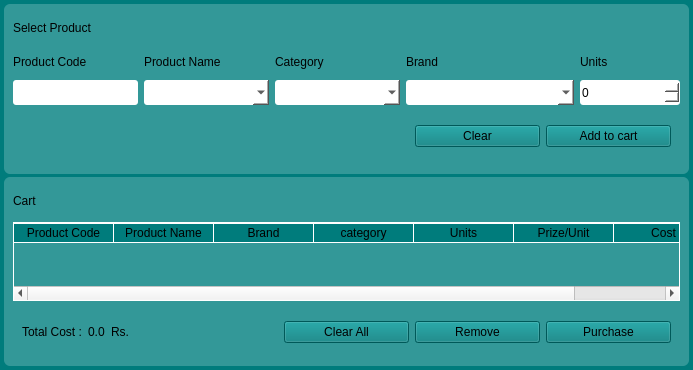
This is ui/Purchase.ui in sarin32/Supermarket-Inventory-and-Sales-Management-System as Qt 5 draws it before an edit. The edited form follows.
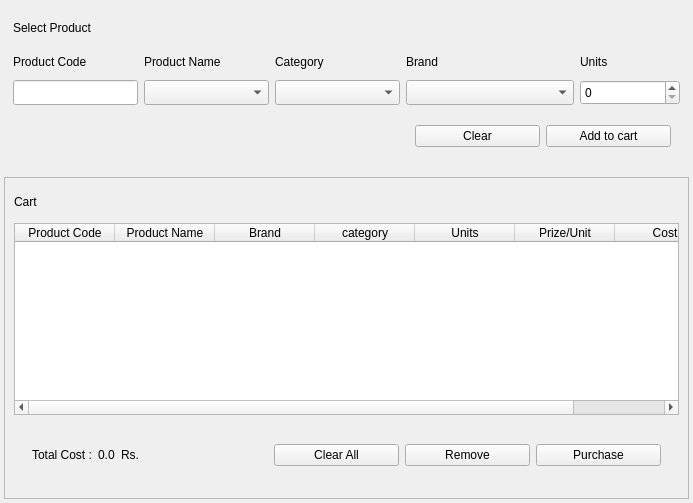
This is the edited form.

What changed in the file:
```diff
--- a/ui/Purchase.ui
+++ b/ui/Purchase.ui
@@ -2,77 +2,11 @@
 <ui version="4.0">
  <class>purchase</class>
  <widget class="QWidget" name="purchase">
-  <property name="geometry">
-   <rect>
-    <x>0</x>
-    <y>0</y>
-    <width>693</width>
-    <height>370</height>
-   </rect>
-  </property>
-  <property name="windowTitle">
-   <string>Form</string>
-  </property>
   <property name="styleSheet">
-   <string notr="true">QWidget#purchase{
-	background-color:rgb(0, 124, 124);
-}
-QLabel{
-	font: 15px  &quot;Centular&quot;;
-}
-QPushButton{
-	font: 15px  &quot;Centular&quot;;
-	background-color:rgb(0, 124, 124);
-}
-
-QLabel#h_1 ,QLabel#h_2, QLabel#h_3{
-	font: bold 16px  &quot;Centular&quot;;
-}
-
-QFrame#mainframe_1, QFrame#mainframe_2,  QFrame#mainframe_3{
-	background-color:rgb(51, 152, 152);
-	border-radius:6px;
-}
-
-QComboBox,QSpinBox,QLineEdit{
-	background-color:rgb(255, 255, 255);
-	color:#000;
-	border-radius:3px;
-}
-QMessageBox{
-	background-color: rgb(51, 152, 152);
-}
-
-QTableWidget
-{
-	gridline-color: #ffffff;
-	background-color: transparent;
-	border:1px solid rgb(255, 255, 255);
-	font: 13px  &quot;Centular&quot;;
-}
-QHeaderView {
-	background-color: transparent;
-}
-QHeaderView::section {
-	background-color: rgb(0, 124, 124);
-	font: bold 13px  &quot;Centular&quot; ;
-	border-bottom: 1px solid #fff;
-    border-right: 1px solid #fff;
-}
-QHeaderView::section:horizontal
-{
-    border-top: 1px solid #fff;
-}
-QHeaderView::section:vertical
-{
-    border-left: 1px solid #fff;
-}
-QTableWidget::item::selected 
-{
- Color:#000; 
- Background: #fff;
-}
- </string>
+   <string notr="true"/>
+  </property>
+  <property name="type" stdset="0">
+   <string>main</string>
   </property>
   <layout class="QGridLayout" name="gridLayout">
    <property name="leftMargin">
@@ -90,8 +24,237 @@
    <property name="spacing">
     <number>3</number>
    </property>
-   <item row="0" column="0">
-    <widget class="QFrame" name="mainframe_1">
+   <item row="2" column="0">
+    <widget class="QFrame" name="frame_3">
+     <property name="frameShape">
+      <enum>QFrame::StyledPanel</enum>
+     </property>
+     <property name="frameShadow">
+      <enum>QFrame::Raised</enum>
+     </property>
+     <property name="type" stdset="0">
+      <string>mainframe</string>
+     </property>
+     <layout class="QGridLayout" name="gridLayout_4">
+      <item row="2" column="0">
+       <widget class="QFrame" name="frame_2">
+        <property name="enabled">
+         <bool>true</bool>
+        </property>
+        <layout class="QHBoxLayout" name="horizontalLayout_4">
+         <item alignment="Qt::AlignLeft">
+          <widget class="QFrame" name="frame_5">
+           <property name="minimumSize">
+            <size>
+             <width>0</width>
+             <height>30</height>
+            </size>
+           </property>
+           <property name="maximumSize">
+            <size>
+             <width>16777215</width>
+             <height>30</height>
+            </size>
+           </property>
+           <layout class="QHBoxLayout" name="horizontalLayout_2">
+            <item>
+             <widget class="QLabel" name="labelTotal">
+              <property name="text">
+               <string>Total Cost :</string>
+              </property>
+             </widget>
+            </item>
+            <item>
+             <widget class="QLabel" name="labelCost">
+              <property name="text">
+               <string>0.0</string>
+              </property>
+              <property name="type" stdset="0">
+               <string>bold</string>
+              </property>
+             </widget>
+            </item>
+            <item>
+             <widget class="QLabel" name="labelRs">
+              <property name="text">
+               <string>Rs.</string>
+              </property>
+             </widget>
+            </item>
+           </layout>
+          </widget>
+         </item>
+         <item alignment="Qt::AlignRight">
+          <widget class="QFrame" name="frame_4">
+           <property name="minimumSize">
+            <size>
+             <width>0</width>
+             <height>50</height>
+            </size>
+           </property>
+           <property name="maximumSize">
+            <size>
+             <width>16777215</width>
+             <height>50</height>
+            </size>
+           </property>
+           <layout class="QHBoxLayout" name="horizontalLayout_3">
+            <item>
+             <widget class="QPushButton" name="buttonClearAll">
+              <property name="minimumSize">
+               <size>
+                <width>125</width>
+                <height>0</height>
+               </size>
+              </property>
+              <property name="maximumSize">
+               <size>
+                <width>125</width>
+                <height>16777215</height>
+               </size>
+              </property>
+              <property name="cursor">
+               <cursorShape>PointingHandCursor</cursorShape>
+              </property>
+              <property name="text">
+               <string>Clear All</string>
+              </property>
+             </widget>
+            </item>
+            <item>
+             <widget class="QPushButton" name="buttonRemove">
+              <property name="minimumSize">
+               <size>
+                <width>125</width>
+                <height>0</height>
+               </size>
+              </property>
+              <property name="maximumSize">
+               <size>
+                <width>125</width>
+                <height>16777215</height>
+               </size>
+              </property>
+              <property name="cursor">
+               <cursorShape>PointingHandCursor</cursorShape>
+              </property>
+              <property name="text">
+               <string>Remove</string>
+              </property>
+             </widget>
+            </item>
+            <item>
+             <widget class="QPushButton" name="buttonPurchase">
+              <property name="minimumSize">
+               <size>
+                <width>125</width>
+                <height>0</height>
+               </size>
+              </property>
+              <property name="maximumSize">
+               <size>
+                <width>125</width>
+                <height>16777215</height>
+               </size>
+              </property>
+              <property name="cursor">
+               <cursorShape>PointingHandCursor</cursorShape>
+              </property>
+              <property name="text">
+               <string>Purchase</string>
+              </property>
+             </widget>
+            </item>
+           </layout>
+          </widget>
+         </item>
+        </layout>
+       </widget>
+      </item>
+      <item row="1" column="0">
+       <widget class="QTableWidget" name="tableCart">
+        <property name="maximumSize">
+         <size>
+          <width>800</width>
+          <height>16777215</height>
+         </size>
+        </property>
+        <property name="editTriggers">
+         <set>QAbstractItemView::NoEditTriggers</set>
+        </property>
+        <property name="selectionMode">
+         <enum>QAbstractItemView::SingleSelection</enum>
+        </property>
+        <property name="selectionBehavior">
+         <enum>QAbstractItemView::SelectRows</enum>
+        </property>
+        <attribute name="verticalHeaderVisible">
+         <bool>false</bool>
+        </attribute>
+        <column>
+         <property name="text">
+          <string>Product Code</string>
+         </property>
+        </column>
+        <column>
+         <property name="text">
+          <string>Product Name</string>
+         </property>
+        </column>
+        <column>
+         <property name="text">
+          <string>Brand</string>
+         </property>
+        </column>
+        <column>
+         <property name="text">
+          <string>category</string>
+         </property>
+        </column>
+        <column>
+         <property name="text">
+          <string>Units</string>
+         </property>
+        </column>
+        <column>
+         <property name="text">
+          <string>Prize/Unit</string>
+         </property>
+        </column>
+        <column>
+         <property name="text">
+          <string>Cost</string>
+         </property>
+        </column>
+       </widget>
+      </item>
+      <item row="0" column="0">
+       <widget class="QLabel" name="label_7">
+        <property name="minimumSize">
+         <size>
+          <width>0</width>
+          <height>30</height>
+         </size>
+        </property>
+        <property name="maximumSize">
+         <size>
+          <width>16777215</width>
+          <height>30</height>
+         </size>
+        </property>
+        <property name="text">
+         <string>Cart</string>
+        </property>
+        <property name="type" stdset="0">
+         <string>heading</string>
+        </property>
+       </widget>
+      </item>
+     </layout>
+    </widget>
+   </item>
+   <item row="1" column="0">
+    <widget class="QFrame" name="frame">
      <property name="minimumSize">
       <size>
        <width>0</width>
@@ -104,15 +267,12 @@
        <height>170</height>
       </size>
      </property>
-     <property name="styleSheet">
-      <string notr="true"/>
+     <property name="type" stdset="0">
+      <string>mainframe</string>
      </property>
      <layout class="QGridLayout" name="gridLayout_2">
       <item row="6" column="4">
-       <widget class="QLabel" name="labelUnits">
-        <property name="styleSheet">
-         <string notr="true"/>
-        </property>
+       <widget class="QLabel" name="label_6">
         <property name="text">
          <string>Units</string>
         </property>
@@ -141,10 +301,7 @@
        </widget>
       </item>
       <item row="6" column="3">
-       <widget class="QLabel" name="labelBrand">
-        <property name="styleSheet">
-         <string notr="true"/>
-        </property>
+       <widget class="QLabel" name="label_2">
         <property name="text">
          <string>Brand</string>
         </property>
@@ -167,9 +324,6 @@
           <height>30</height>
          </size>
         </property>
-        <property name="styleSheet">
-         <string notr="true"/>
-        </property>
         <property name="text">
          <string>Select Product</string>
         </property>
@@ -196,9 +350,6 @@
           <height>50</height>
          </size>
         </property>
-        <property name="styleSheet">
-         <string notr="true"/>
-        </property>
         <layout class="QHBoxLayout" name="horizontalLayout">
          <item>
           <widget class="QPushButton" name="buttonClear">
@@ -267,10 +418,7 @@
        </widget>
       </item>
       <item row="6" column="2">
-       <widget class="QLabel" name="labelCategory">
-        <property name="styleSheet">
-         <string notr="true"/>
-        </property>
+       <widget class="QLabel" name="label_3">
         <property name="text">
          <string>Category</string>
         </property>
@@ -297,19 +445,13 @@
           <height>25</height>
          </size>
         </property>
-        <property name="styleSheet">
-         <string notr="true"/>
-        </property>
         <property name="text">
          <string>Product Name</string>
         </property>
        </widget>
       </item>
       <item row="6" column="0">
-       <widget class="QLabel" name="labelCode">
-        <property name="styleSheet">
-         <string notr="true"/>
-        </property>
+       <widget class="QLabel" name="label_5">
         <property name="text">
          <string>Product Code</string>
         </property>
@@ -334,223 +476,6 @@
      </layout>
     </widget>
    </item>
-   <item row="1" column="0">
-    <widget class="QFrame" name="mainframe_2">
-     <property name="enabled">
-      <bool>true</bool>
-     </property>
-     <property name="styleSheet">
-      <string notr="true"/>
-     </property>
-     <layout class="QGridLayout" name="gridLayout_4">
-      <item row="3" column="0" alignment="Qt::AlignLeft">
-       <widget class="QFrame" name="frameCost">
-        <property name="minimumSize">
-         <size>
-          <width>0</width>
-          <height>30</height>
-         </size>
-        </property>
-        <property name="maximumSize">
-         <size>
-          <width>16777215</width>
-          <height>30</height>
-         </size>
-        </property>
-        <layout class="QHBoxLayout" name="horizontalLayout_2">
-         <item>
-          <widget class="QLabel" name="labelTotal">
-           <property name="styleSheet">
-            <string notr="true"/>
-           </property>
-           <property name="text">
-            <string>Total Cost :</string>
-           </property>
-          </widget>
-         </item>
-         <item>
-          <widget class="QLabel" name="labelCost">
-           <property name="styleSheet">
-            <string notr="true"/>
-           </property>
-           <property name="text">
-            <string>0.0</string>
-           </property>
-          </widget>
-         </item>
-         <item>
-          <widget class="QLabel" name="labelRs">
-           <property name="styleSheet">
-            <string notr="true"/>
-           </property>
-           <property name="text">
-            <string>Rs.</string>
-           </property>
-          </widget>
-         </item>
-        </layout>
-       </widget>
-      </item>
-      <item row="3" column="1" alignment="Qt::AlignRight">
-       <widget class="QFrame" name="frameCartButtons">
-        <property name="minimumSize">
-         <size>
-          <width>0</width>
-          <height>50</height>
-         </size>
-        </property>
-        <property name="maximumSize">
-         <size>
-          <width>16777215</width>
-          <height>50</height>
-         </size>
-        </property>
-        <layout class="QHBoxLayout" name="horizontalLayout_3">
-         <item>
-          <widget class="QPushButton" name="buttonClearAll">
-           <property name="minimumSize">
-            <size>
-             <width>125</width>
-             <height>0</height>
-            </size>
-           </property>
-           <property name="maximumSize">
-            <size>
-             <width>125</width>
-             <height>16777215</height>
-            </size>
-           </property>
-           <property name="cursor">
-            <cursorShape>PointingHandCursor</cursorShape>
-           </property>
-           <property name="text">
-            <string>Clear All</string>
-           </property>
-          </widget>
-         </item>
-         <item>
-          <widget class="QPushButton" name="buttonRemove">
-           <property name="minimumSize">
-            <size>
-             <width>125</width>
-             <height>0</height>
-            </size>
-           </property>
-           <property name="maximumSize">
-            <size>
-             <width>125</width>
-             <height>16777215</height>
-            </size>
-           </property>
-           <property name="cursor">
-            <cursorShape>PointingHandCursor</cursorShape>
-           </property>
-           <property name="text">
-            <string>Remove</string>
-           </property>
-          </widget>
-         </item>
-         <item>
-          <widget class="QPushButton" name="buttonPurchase">
-           <property name="minimumSize">
-            <size>
-             <width>125</width>
-             <height>0</height>
-            </size>
-           </property>
-           <property name="maximumSize">
-            <size>
-             <width>125</width>
-             <height>16777215</height>
-            </size>
-           </property>
-           <property name="cursor">
-            <cursorShape>PointingHandCursor</cursorShape>
-           </property>
-           <property name="text">
-            <string>Purchase</string>
-           </property>
-          </widget>
-         </item>
-        </layout>
-       </widget>
-      </item>
-      <item row="2" column="0" colspan="2" alignment="Qt::AlignHCenter">
-       <widget class="QTableWidget" name="tableCart">
-        <property name="sizeAdjustPolicy">
-         <enum>QAbstractScrollArea::AdjustToContentsOnFirstShow</enum>
-        </property>
-        <property name="editTriggers">
-         <set>QAbstractItemView::NoEditTriggers</set>
-        </property>
-        <property name="selectionMode">
-         <enum>QAbstractItemView::SingleSelection</enum>
-        </property>
-        <property name="selectionBehavior">
-         <enum>QAbstractItemView::SelectRows</enum>
-        </property>
-        <column>
-         <property name="text">
-          <string>Product Code</string>
-         </property>
-        </column>
-        <column>
-         <property name="text">
-          <string>Product Name</string>
-         </property>
-        </column>
-        <column>
-         <property name="text">
-          <string>Brand</string>
-         </property>
-        </column>
-        <column>
-         <property name="text">
-          <string>category</string>
-         </property>
-        </column>
-        <column>
-         <property name="text">
-          <string>Units</string>
-         </property>
-        </column>
-        <column>
-         <property name="text">
-          <string>Prize/Unit</string>
-         </property>
-        </column>
-        <column>
-         <property name="text">
-          <string>Cost</string>
-         </property>
-        </column>
-       </widget>
-      </item>
-      <item row="0" column="0" colspan="2">
-       <widget class="QLabel" name="h_2">
-        <property name="minimumSize">
-         <size>
-          <width>0</width>
-          <height>30</height>
-         </size>
-        </property>
-        <property name="maximumSize">
-         <size>
-          <width>16777215</width>
-          <height>30</height>
-         </size>
-        </property>
-        <property name="styleSheet">
-         <string notr="true"/>
-        </property>
-        <property name="text">
-         <string>Cart</string>
-        </property>
-       </widget>
-      </item>
-     </layout>
-    </widget>
-   </item>
   </layout>
  </widget>
  <resources/>
```
Left out of the diff: 7 changed lines with no effect on the pictures.
